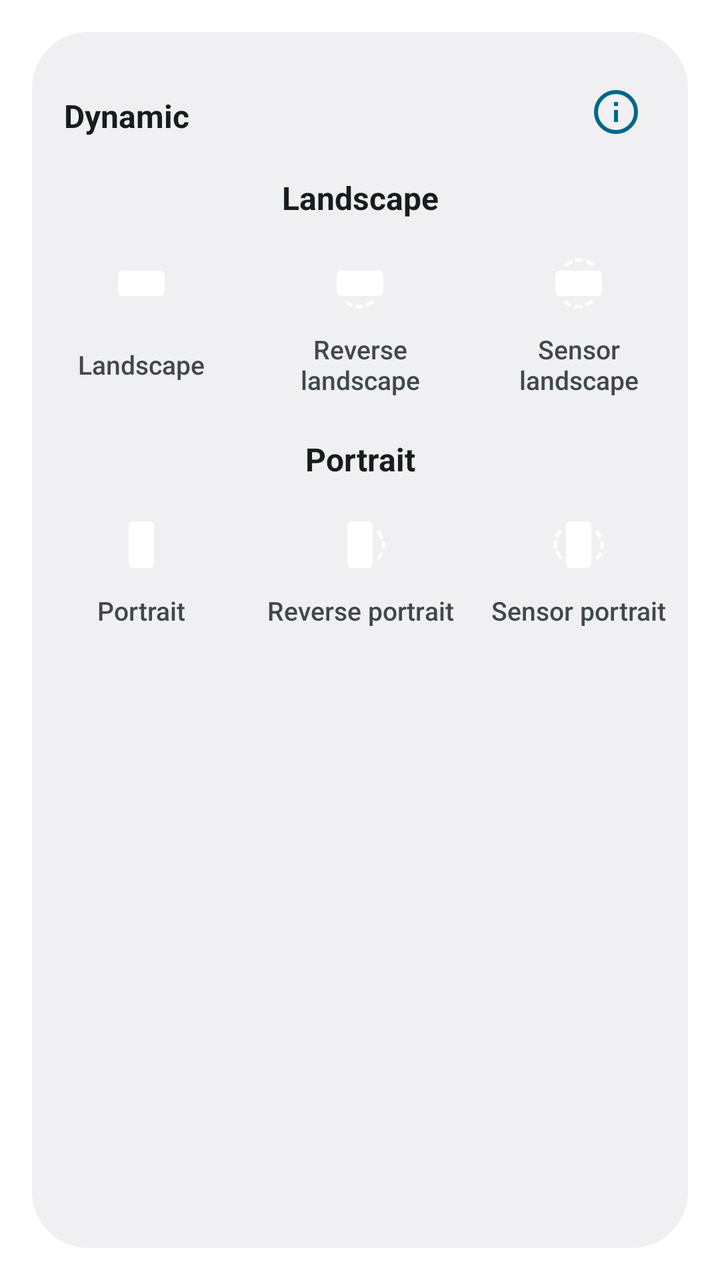
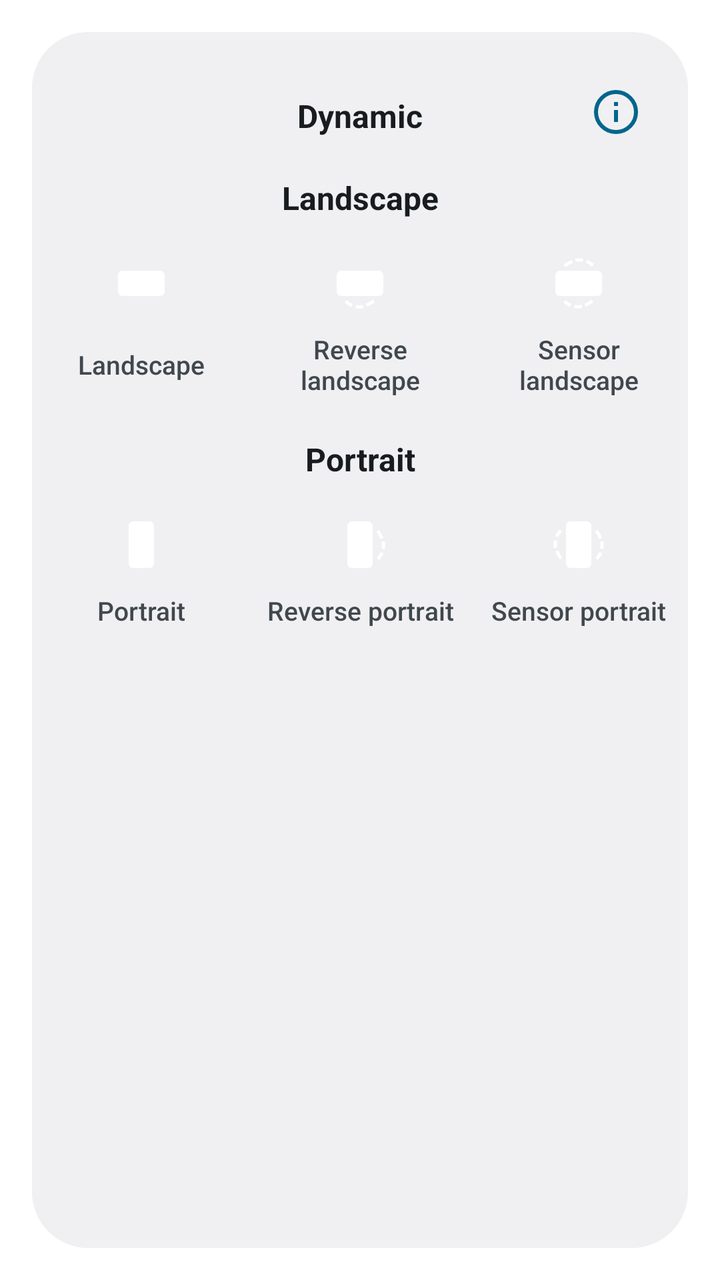

Two renders of the same Android screen: before a commit and after it. Below are the layout's source before the change and the commit's diff.
<!-- AndroidManifest.xml: application theme AppTheme -->
<!-- res/layout/main.xml -->
<?xml version="1.0" encoding="utf-8"?>
<ScrollView
    xmlns:android="http://schemas.android.com/apk/res/android"
    android:layout_width="match_parent"
    android:layout_height="wrap_content"
    android:fillViewport="true"
    >

  <LinearLayout
      android:orientation="vertical"
      android:layout_width="match_parent"
      android:layout_height="wrap_content"
      android:id="@+id/ll_root"
      android:paddingTop="16dp"
      android:paddingBottom="16dp"
      >

    <LinearLayout
        android:layout_width="match_parent"
        android:layout_height="wrap_content"
        android:orientation="horizontal"
        android:gravity="center_vertical"
        >

      <TextView
          android:layout_width="0dp"
          android:layout_height="wrap_content"
          android:layout_weight="1"
          android:gravity="start|center_vertical"
          android:text="@string/orientation_dynamic"
          style="@style/TitleStyle"
          />

      <ImageButton
          android:id="@+id/iv_about"
          android:layout_width="48dp"
          android:layout_height="48dp"
          android:padding="14dp"
          android:background="?android:selectableItemBackgroundBorderless"
          android:contentDescription="@string/about"
          android:src="@drawable/ic_info"
          android:tint="?android:colorAccent"
          android:layout_marginEnd="12dp"
          />
    </LinearLayout>

    <LinearLayout
        android:layout_width="match_parent"
        android:layout_height="wrap_content"
        android:orientation="horizontal"
        >

      <Button
          android:id="@+id/tv_orientation_default"
          android:layout_width="0dp"
          android:layout_height="match_parent"
          android:drawableTop="@drawable/ic_rotate_system"
          android:text="@string/orientation_default"
          android:layout_weight="1"
          style="@style/ItemStyle"
          />

      <Button
          android:id="@+id/tv_orientation_full_sensor"
          android:layout_width="0dp"
          android:layout_height="match_parent"
          android:drawableTop="@drawable/ic_rotate_full_sensor"
          android:text="@string/orientation_full_sensor"
          android:layout_weight="1"
          style="@style/ItemStyle"
          />

      <Space
          android:layout_width="0dp"
          android:layout_height="wrap_content"
          android:layout_marginStart="6dp"
          android:layout_marginEnd="6dp"
          android:layout_weight="1"
          />

    </LinearLayout>

    <TextView
        android:layout_width="match_parent"
        android:layout_height="wrap_content"
        android:text="@string/orientation_landscape"
        style="@style/TitleStyle"
        />

    <LinearLayout
        android:layout_width="match_parent"
        android:layout_height="wrap_content"
        android:orientation="horizontal"
        >

      <Button
          android:id="@+id/tv_orientation_landscape"
          android:layout_width="0dp"
          android:layout_height="match_parent"
          android:drawableTop="@drawable/ic_rotate_landscape"
          android:text="@string/orientation_landscape"
          android:layout_weight="1"
          style="@style/ItemStyle"
          />

      <Button
          android:id="@+id/tv_orientation_reverse_landscape"
          android:layout_width="0dp"
          android:layout_height="match_parent"
          android:drawableTop="@drawable/ic_rotate_reverse_landscape"
          android:text="@string/orientation_reverse_landscape"
          android:layout_weight="1"
          style="@style/ItemStyle"
          />

      <Button
          android:id="@+id/tv_orientation_sensor_landscape"
          android:layout_width="0dp"
          android:layout_height="match_parent"
          android:drawableTop="@drawable/ic_rotate_sensor_landscape"
          android:text="@string/orientation_sensor_landscape"
          android:layout_weight="1"
          style="@style/ItemStyle"
          />

    </LinearLayout>

    <TextView
        android:layout_width="match_parent"
        android:layout_height="wrap_content"
        android:text="@string/orientation_portrait"
        style="@style/TitleStyle"
        />

    <LinearLayout
        android:layout_width="match_parent"
        android:layout_height="wrap_content"
        android:orientation="horizontal"
        >

      <Button
          android:id="@+id/tv_orientation_portrait"
          android:layout_width="0dp"
          android:layout_height="match_parent"
          android:drawableTop="@drawable/ic_rotate_portrait"
          android:text="@string/orientation_portrait"
          android:layout_weight="1"
          style="@style/ItemStyle"
          />

      <Button
          android:id="@+id/tv_orientation_reverse_portrait"
          android:layout_width="0dp"
          android:layout_height="match_parent"
          android:drawableTop="@drawable/ic_rotate_reverse_portrait"
          android:text="@string/orientation_reverse_portrait"
          android:layout_weight="1"
          style="@style/ItemStyle"
          />

      <Button
          android:id="@+id/tv_orientation_sensor_portrait"
          android:layout_width="0dp"
          android:layout_height="match_parent"
          android:drawableTop="@drawable/ic_rotate_sensor_portrait"
          android:text="@string/orientation_sensor_portrait"
          android:layout_weight="1"
          style="@style/ItemStyle"
          />

    </LinearLayout>

  </LinearLayout>

</ScrollView>
<!-- resources referenced by this layout -->
<resources>
  <!-- drawable ic_rotate_full_sensor (drawable) -->
  <?xml version="1.0" encoding="utf-8"?>
  <rotate xmlns:android="http://schemas.android.com/apk/res/android"
      android:drawable="@drawable/ic_rotate_sensor_portrait"
      android:fromDegrees="45"
      android:toDegrees="45"
      android:pivotX="50%"
      android:pivotY="50%"/>
  <!-- drawable ic_rotate_landscape (drawable) -->
  <?xml version="1.0" encoding="utf-8"?>
  <rotate xmlns:android="http://schemas.android.com/apk/res/android"
      android:drawable="@drawable/ic_rotate_portrait"
      android:fromDegrees="90"
      android:toDegrees="90"
      android:pivotX="50%"
      android:pivotY="50%"/>
  <!-- drawable ic_rotate_portrait (drawable) -->
  <vector xmlns:android="http://schemas.android.com/apk/res/android"
      android:width="32dp"
      android:height="32dp"
      android:viewportWidth="24"
      android:viewportHeight="24">
    <path android:fillColor="@android:color/white"
        android:pathData="M9,3.25h6a1.75,1.75 0,0 1,1.75 1.75v14a1.75,1.75 0,0 1,-1.75 1.75h-6a1.75,1.75 0,0 1,-1.75 -1.75v-14A1.75,1.75 0,0 1,9 3.25z"/>
  </vector>
  <!-- drawable ic_rotate_reverse_landscape (drawable) -->
  <?xml version="1.0" encoding="utf-8"?>
  <rotate xmlns:android="http://schemas.android.com/apk/res/android"
      android:drawable="@drawable/ic_rotate_reverse_portrait"
      android:fromDegrees="90"
      android:toDegrees="90"
      android:pivotX="50%"
      android:pivotY="50%"/>
  <!-- drawable ic_rotate_sensor_landscape (drawable) -->
  <?xml version="1.0" encoding="utf-8"?>
  <rotate xmlns:android="http://schemas.android.com/apk/res/android"
      android:drawable="@drawable/ic_rotate_sensor_portrait"
      android:fromDegrees="90"
      android:toDegrees="90"
      android:pivotX="50%"
      android:pivotY="50%"/>
  <!-- drawable ic_rotate_system (drawable) -->
  <?xml version="1.0" encoding="utf-8"?>
  <rotate xmlns:android="http://schemas.android.com/apk/res/android"
      android:drawable="@drawable/ic_rotate_reverse_portrait"
      android:fromDegrees="135"
      android:toDegrees="135"
      android:pivotX="50%"
      android:pivotY="50%"/>
  <string name="about">About</string>
  <string name="orientation_default">Default</string>
  <string name="orientation_dynamic">Dynamic</string>
  <string name="orientation_full_sensor">Full sensor</string>
  <string name="orientation_landscape">Landscape</string>
  <string name="orientation_portrait">Portrait</string>
  <string name="orientation_reverse_landscape">Reverse landscape</string>
  <string name="orientation_reverse_portrait">Reverse portrait</string>
  <string name="orientation_sensor_landscape">Sensor landscape</string>
  <string name="orientation_sensor_portrait">Sensor portrait</string>
  <style name="TitleStyle" parent="BaseTitleStyle" />
  <style name="AppTheme" parent="android:Theme.DeviceDefault.Light.Dialog.NoActionBar.MinWidth" />
  <style name="BaseTitleStyle">
      <item name="android:paddingLeft">16dp</item>
      <item name="android:paddingRight">16dp</item>
      <item name="android:paddingTop">8dp</item>
      <item name="android:paddingBottom">4dp</item>
      <item name="android:textSize">16sp</item>
      <item name="android:textStyle">bold</item>
      <item name="android:gravity">center</item>
      <item name="android:textColor">?android:textColorPrimary</item>
    </style>
  <!-- drawable bg_selected (drawable) -->
  <?xml version="1.0" encoding="utf-8"?>
  <shape xmlns:android="http://schemas.android.com/apk/res/android">
      <corners android:radius="16dp" />
      <solid android:color="@color/selected_bg" />
  </shape>
  <color name="selected_bg">#50808080</color>
  <!-- unchanged entries left out for length: 5 -->
</resources>

<!-- the commit's change to res/layout/main.xml (unified diff, before → after) -->
@@ -22,11 +22,16 @@
         android:gravity="center_vertical"
         >
 
+      <Space
+          android:layout_width="48dp"
+          android:layout_height="48dp"
+          android:layout_marginStart="12dp"
+          />
+
       <TextView
           android:layout_width="0dp"
           android:layout_height="wrap_content"
           android:layout_weight="1"
-          android:gravity="start|center_vertical"
           android:text="@string/orientation_dynamic"
           style="@style/TitleStyle"
           />
